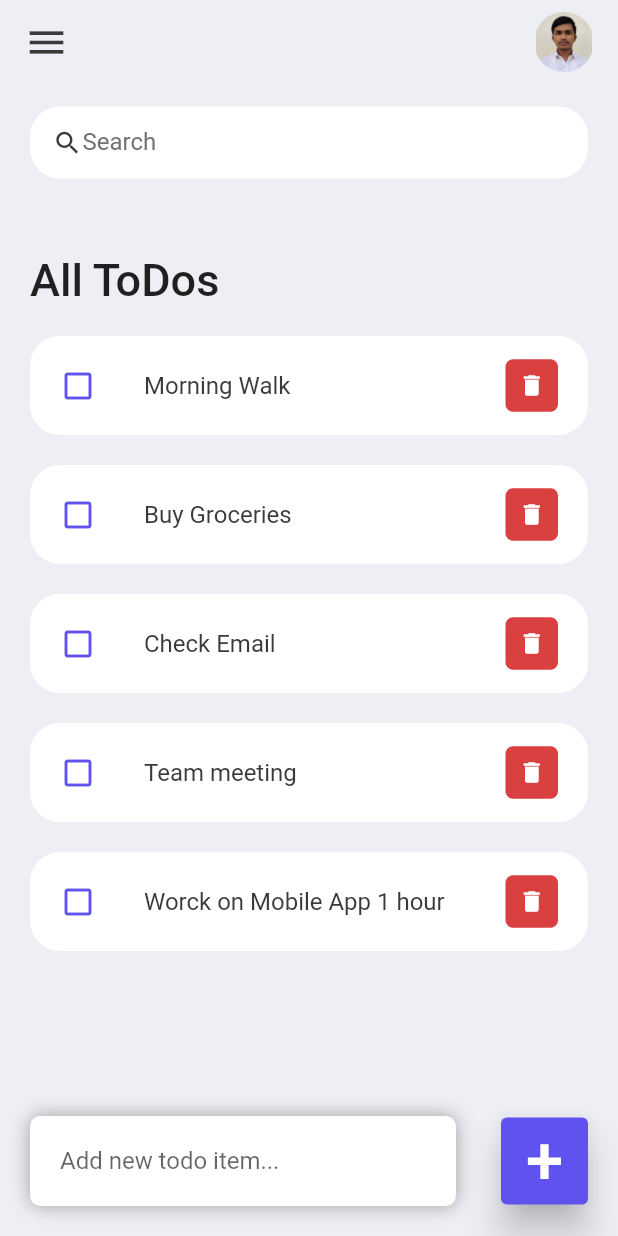
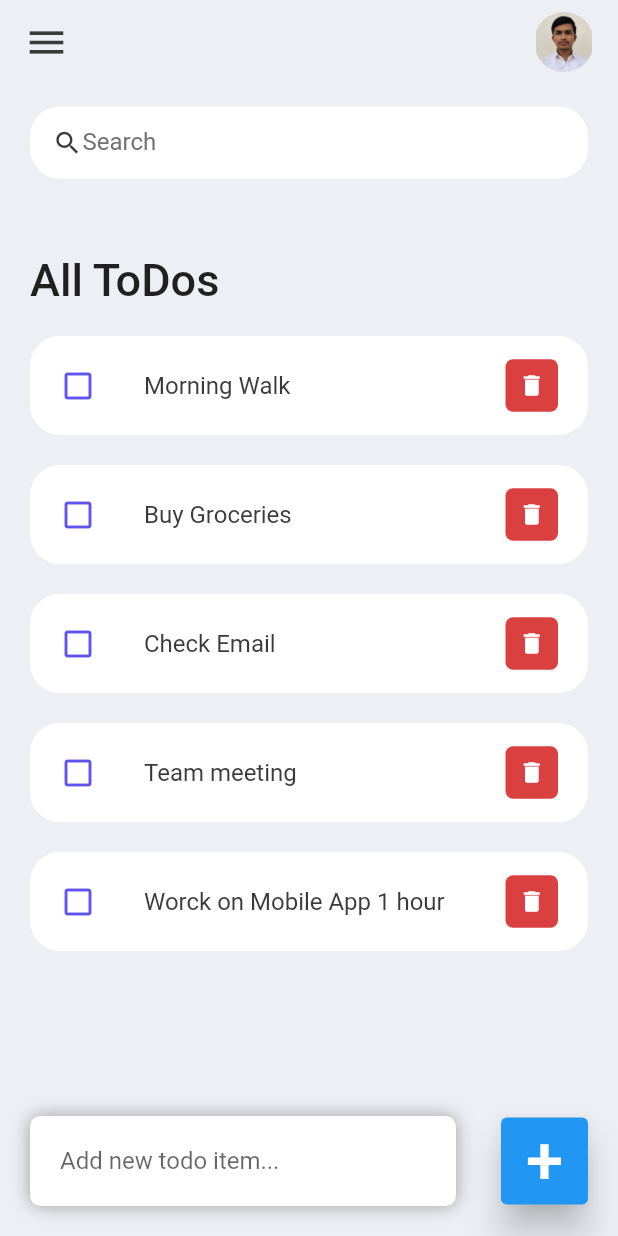
Before and after one commit to ayushkumar112428/TODOAPP, a Flutter app: the screen it shows after launch, on a phone screen of 412 x 824 dp. Run offline on Flutter 3.47's test engine with Material 2 defaults, Android fonts, the phone set to English and light mode, and no system bars.

Commit message:
commit 2

```diff
--- a/lib/main.dart
+++ b/lib/main.dart
@@ -12,14 +12,13 @@ class MyApp extends StatelessWidget {
   // This widget is the root of your application.
   @override
   Widget build(BuildContext context) {
-    SystemChrome.setSystemUIOverlayStyle(SystemUiOverlayStyle(statusBarColor: Colors.transparent));
+    SystemChrome.setSystemUIOverlayStyle(const SystemUiOverlayStyle(statusBarColor: Colors.transparent));
     return MaterialApp(
       title: 'Flutter Demo',
       debugShowCheckedModeBanner: false,
       theme: ThemeData(
-        backgroundColor: Colors.grey,
       ),
-      home: HomeScreen(),
+      home: const HomeScreen(),
     );
   }
 }
--- a/lib/screens/home.dart
+++ b/lib/screens/home.dart
@@ -4,7 +4,7 @@ import 'package:todoapp/model/todo.dart';
 import 'package:todoapp/wigetes/todo_item.dart';
 
 class HomeScreen extends StatefulWidget {
-  HomeScreen({Key? key}) : super(key: key);
+  const HomeScreen({Key? key}) : super(key: key);
 
   @override
   State<HomeScreen> createState() => _HomeScreenState();
@@ -33,7 +33,7 @@ class _HomeScreenState extends State<HomeScreen> {
             child: Column(
               children: [
                 searchBox(),
-                SizedBox(height: 40,),
+                const SizedBox(height: 40,),
                 Expanded(
                     child: ListView(
                   children: [
@@ -56,7 +56,7 @@ class _HomeScreenState extends State<HomeScreen> {
                       ),
                   ],
                 )),
-                SizedBox(height: 70,)
+                const SizedBox(height: 70,)
               ],
             ),
           ),
@@ -66,12 +66,12 @@ class _HomeScreenState extends State<HomeScreen> {
               children: [
                 Expanded(
                   child: Container(
-                    margin: EdgeInsets.only(bottom: 20, right: 10, left: 20),
-                    padding: EdgeInsets.symmetric(horizontal: 20,vertical: 6),
+                    margin: const EdgeInsets.only(bottom: 20, right: 10, left: 20),
+                    padding: const EdgeInsets.symmetric(horizontal: 20,vertical: 6),
                     decoration: BoxDecoration(
                       borderRadius: BorderRadius.circular(7),
                       color: Colors.white,
-                      boxShadow: [
+                      boxShadow: const [
                         BoxShadow(
                           color: Colors.grey,
                           offset: Offset(0.0, 0.0),
@@ -82,7 +82,7 @@ class _HomeScreenState extends State<HomeScreen> {
                     ),
                     child: TextField(
                       controller: _todoController,
-                      decoration: InputDecoration(
+                      decoration: const InputDecoration(
                         hintText: 'Add new todo item...',
                         border: InputBorder.none,
                       ),
@@ -90,17 +90,16 @@ class _HomeScreenState extends State<HomeScreen> {
                   ),
                 ),
                 Container(
-                  margin: EdgeInsets.only(bottom: 20, right: 20, left: 20),
+                  margin: const EdgeInsets.only(bottom: 20, right: 20, left: 20),
                   child: ElevatedButton(
                     onPressed: (){
                       _addToDoItem(_todoController.text);
                     },
-                    child: Text('+',style: TextStyle(fontSize: 45),),
                     style: ElevatedButton.styleFrom(
-                      primary: tdBlue,
-                      minimumSize: Size(58, 58),
+                      minimumSize: const Size(58, 58),
                       elevation: 10,
                     ),
+                    child: const Text('+',style: TextStyle(fontSize: 45),),
                     ),
                 ),
               ],
@@ -180,7 +179,7 @@ class _HomeScreenState extends State<HomeScreen> {
             color: tdBlack,
             size: 30,
           ),
-          Container(
+          SizedBox(
               height: 40,
               width: 40,
               child: ClipRRect(
--- a/lib/wigetes/todo_item.dart
+++ b/lib/wigetes/todo_item.dart
@@ -1,3 +1,5 @@
+// ignore_for_file: prefer_typing_uninitialized_variables
+
 import 'package:flutter/material.dart';
 import 'package:todoapp/constantn/color.dart';
 import 'package:todoapp/model/todo.dart';
@@ -10,12 +12,12 @@ class ToDoItem extends StatelessWidget {
   @override
   Widget build(BuildContext context) {
     return Container(
-      margin: EdgeInsets.only(bottom: 20),
+      margin: const EdgeInsets.only(bottom: 20),
       child: ListTile(
         onTap: () {
           onToDoChanged(todo);
         },
-        contentPadding: EdgeInsets.symmetric(vertical: 5,horizontal: 20),
+        contentPadding: const EdgeInsets.symmetric(vertical: 5,horizontal: 20),
         shape: RoundedRectangleBorder(
           borderRadius: BorderRadius.circular(20),
         ),
@@ -30,8 +32,8 @@ class ToDoItem extends StatelessWidget {
         ),
         ),
         trailing: Container(
-          margin: EdgeInsets.symmetric(vertical: 10),
-          padding: EdgeInsets.all(0),
+          margin: const EdgeInsets.symmetric(vertical: 10),
+          padding: const EdgeInsets.all(0),
           height: 35,
           width: 35,
           decoration: BoxDecoration(
@@ -42,7 +44,7 @@ class ToDoItem extends StatelessWidget {
             onPressed: (){onDeleteItem(todo.id);},
             iconSize: 18,
             color: Colors.white,
-            icon: Icon(Icons.delete),
+            icon: const Icon(Icons.delete),
             ),
         ),
       ),
```
Also changed, not shown: pubspec.lock.
